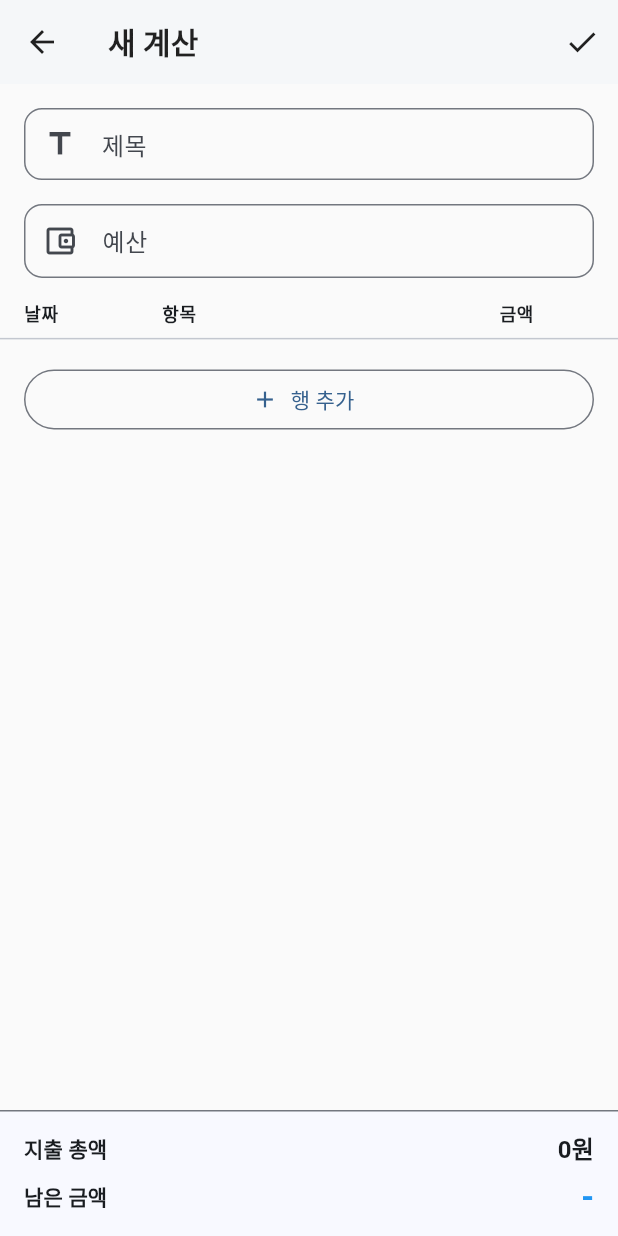
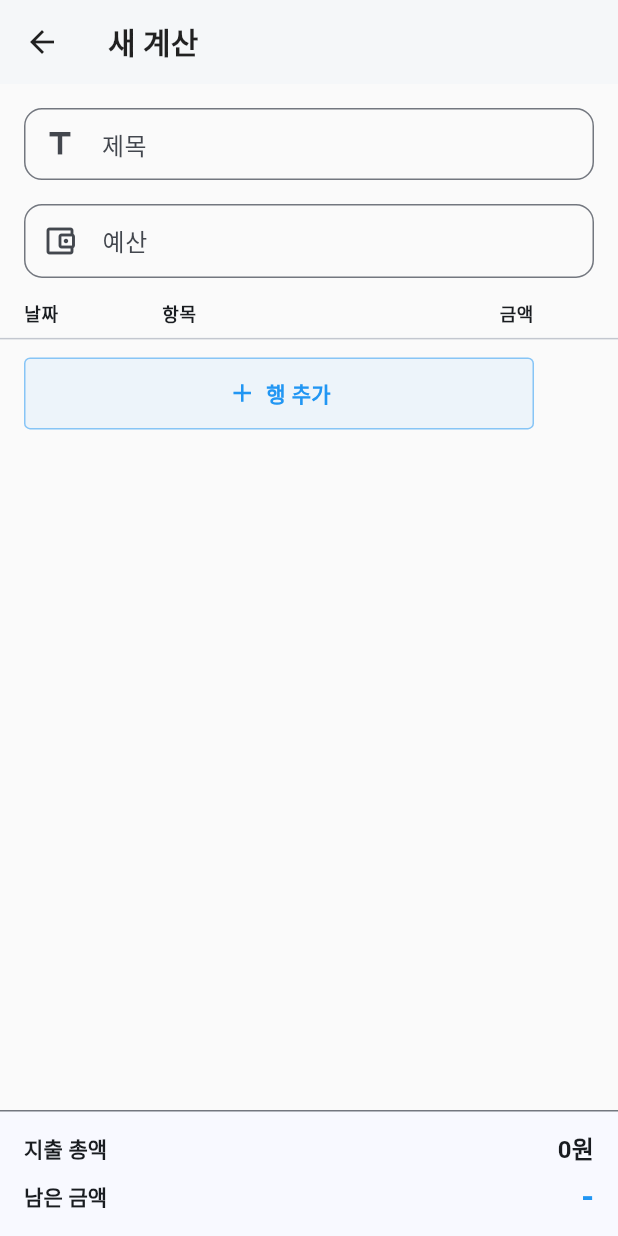
Before and after one commit to mikyeong-Jeong/my_flutter_diary_app, a Flutter app: the CalculatorSheetScreen screen opened by its route, after a tap on the "remove circle outline" icon, on a phone screen of 412 x 824 dp. Run offline on Flutter 3.47's test engine with Material 3 defaults, Android fonts, the phone set to English and light mode, and no system bars; our stand-ins replace permission_handler, share_plus, shared_preferences, table_calendar; missing offline and left inert: dart:html, file_selector, home_widget; accounts and stored records are empty.

Commit message:
계산기: 자동 저장, 백업 포함, 행 추가 버튼 개선
- 계산 작성 화면을 자동 저장으로 변경 (입력할 때마다 저장, 저장 버튼 제거)
  - 아무것도 입력하지 않은 새 계산은 목록에 만들지 않음
  - 내용을 모두 지우고 나가면 목록에서 제거
- 백업 파일에 계산기 데이터(calculatorSheets) 포함 및 복원
  - 계산기 기능 이전 백업으로 복원 시 기존 계산기 데이터는 유지
- 행 추가 버튼을 마지막 줄 바로 아래 표의 빈 줄 형태로 변경,
  누르면 새 줄의 항목 입력칸으로 커서 이동
- 자동 저장/행 추가/백업 테스트 추가

Co-Authored-By: Claude Opus 5.5 <noreply@anthropic.com>
Claude-Session: https://claude.ai/code/session_01WmPTK5UNxC4Xaw5FtsfPyq

```diff
--- a/lib/features/calculator/presentation/screens/calculator_sheet_screen.dart
+++ b/lib/features/calculator/presentation/screens/calculator_sheet_screen.dart
@@ -11,7 +11,7 @@ import '../../../../core/providers/calculator_provider.dart';
 ///
 /// 상단에 제목과 예산을 입력하고, 한 줄에 날짜·항목·금액(지출)을 입력합니다.
 /// 행을 추가/삭제할 수 있고 하단에 지출 총액과 남은 금액(예산 - 지출)이 고정 표시됩니다.
-/// 우측 상단 저장 버튼을 눌러야 저장됩니다. (할 일/메모 작성 화면과 동일)
+/// 입력 내용은 바뀔 때마다 자동 저장됩니다. (아무것도 입력하지 않은 새 계산은 저장하지 않음)
 class CalculatorSheetScreen extends StatefulWidget {
   const CalculatorSheetScreen({super.key, this.sheet});
 
@@ -27,7 +27,8 @@ class _CalculatorSheetScreenState extends State<CalculatorSheetScreen> {
 
   late CalculatorSheet _sheet;
   late List<CalculatorRow> _rows;
-  late bool _isEditing;
+  /// 화면을 닫을 때(dispose)도 사용하기 위해 보관
+  late final CalculatorProvider _provider;
   late final TextEditingController _titleController;
   late final TextEditingController _budgetController;
 
@@ -38,12 +39,15 @@ class _CalculatorSheetScreenState extends State<CalculatorSheetScreen> {
   final Map<String, TextEditingController> _itemControllers = {};
   final Map<String, TextEditingController> _amountControllers = {};
 
+  /// 줄별 항목 입력칸 포커스 (행 추가 시 새 줄로 바로 이동)
+  final Map<String, FocusNode> _itemFocusNodes = {};
+
   @override
   void initState() {
     super.initState();
     _sheet = widget.sheet ?? CalculatorSheet();
     // 이미 저장된 계산인지로 수정 여부 판단
-    _isEditing = context.read<CalculatorProvider>().contains(_sheet.id);
+    _provider = context.read<CalculatorProvider>();
     _titleController = TextEditingController(text: _sheet.title);
     _budget = _sheet.budget;
     _budgetController = TextEditingController(
@@ -55,10 +59,20 @@ class _CalculatorSheetScreenState extends State<CalculatorSheetScreen> {
 
   @override
   void dispose() {
+    // 내용을 모두 지우고 나가면 빈 계산이 목록에 남지 않도록 삭제
+    // (dispose 중에는 위젯 트리가 잠겨 있으므로 목록 갱신은 다음 마이크로태스크에서)
+    if (_isEmpty(_currentSheet()) && _provider.contains(_sheet.id)) {
+      final provider = _provider;
+      final id = _sheet.id;
+      Future.microtask(() => provider.deleteSheet(id));
+    }
     _titleController.dispose();
     _budgetController.dispose();
     for (final controller in [..._itemControllers.values, ..._amountControllers.values]) {
       controller.dispose();
+    }
+    for (final focusNode in _itemFocusNodes.values) {
+      focusNode.dispose();
     }
     super.dispose();
   }
@@ -74,16 +88,24 @@ class _CalculatorSheetScreenState extends State<CalculatorSheetScreen> {
     setState(() {
       _rows = [for (final r in _rows) r.id == row.id ? row : r];
     });
+    _autoSave();
   }
 
   void _addRow() {
-    setState(() => _rows = [..._rows, _newRow()]);
+    final row = _newRow();
+    setState(() => _rows = [..._rows, row]);
+    // 새 줄의 항목 입력칸으로 커서 이동 (포커스되면 화면에 보이도록 자동 스크롤)
+    WidgetsBinding.instance.addPostFrameCallback((_) {
+      if (mounted) _itemFocusNodes[row.id]?.requestFocus();
+    });
   }
 
   void _deleteRow(CalculatorRow row) {
     _itemControllers.remove(row.id)?.dispose();
     _amountControllers.remove(row.id)?.dispose();
+    _itemFocusNodes.remove(row.id)?.dispose();
     setState(() => _rows = _rows.where((r) => r.id != row.id).toList());
+    _autoSave();
   }
 
   Future<void> _selectDate(CalculatorRow row) async {
@@ -98,23 +120,27 @@ class _CalculatorSheetScreenState extends State<CalculatorSheetScreen> {
     }
   }
 
-  /// 저장
-  Future<void> _save() async {
-    final title = _titleController.text.trim();
-    // 항목도 금액도 없는 빈 줄은 저장하지 않음
-    final rows = _rows.where((r) => r.item.trim().isNotEmpty || r.amount != 0).toList();
+  /// 저장할 계산 데이터 (항목도 금액도 없는 빈 줄은 제외)
+  CalculatorSheet _currentSheet() {
+    return _sheet.copyWith(
+      title: _titleController.text.trim(),
+      budget: _budget,
+      rows: _rows.where((r) => r.item.trim().isNotEmpty || r.amount != 0).toList(),
+      updatedAt: DateTime.now(),
+    );
+  }
 
-    if (title.isEmpty && rows.isEmpty && _budget == 0) {
-      ScaffoldMessenger.of(context).showSnackBar(
-        const SnackBar(content: Text('제목이나 내용을 입력해주세요'), backgroundColor: Colors.orange),
-      );
-      return;
-    }
+  /// 제목·예산·내용이 모두 비어 있는지 여부
+  bool _isEmpty(CalculatorSheet sheet) =>
+      sheet.title.isEmpty && sheet.budget == 0 && sheet.rows.isEmpty;
 
-    await context.read<CalculatorProvider>().saveSheet(
-          _sheet.copyWith(title: title, budget: _budget, rows: rows, updatedAt: DateTime.now()),
-        );
-    if (mounted) Navigator.pop(context);
+  /// 자동 저장 (입력이 바뀔 때마다 호출)
+  ///
+  /// 아무것도 입력하지 않은 새 계산은 목록에 만들지 않습니다.
+  void _autoSave() {
+    final sheet = _currentSheet();
+    if (_isEmpty(sheet) && !_provider.contains(sheet.id)) return;
+    _provider.saveSheet(sheet);
   }
 
   /// 삭제
@@ -158,14 +184,16 @@ class _CalculatorSheetScreenState extends State<CalculatorSheetScreen> {
   Widget build(BuildContext context) {
     final total = CalculatorRow.totalOf(_rows);
     final remaining = _budget - total;
+    // 자동 저장으로 목록에 생기면 삭제 버튼 표시
+    final isSaved = context.watch<CalculatorProvider>().contains(_sheet.id);
 
     return Scaffold(
       appBar: AppBar(
-        title: Text(_isEditing ? '계산 수정' : '새 계산'),
+        // 입력 내용은 자동 저장되므로 별도 저장 버튼 없음
+        title: Text(isSaved ? '계산 수정' : '새 계산'),
         actions: [
-          if (_isEditing)
+          if (isSaved)
             IconButton(icon: const Icon(Icons.delete), tooltip: '삭제', onPressed: _delete),
-          IconButton(icon: const Icon(Icons.check), tooltip: '저장', onPressed: _save),
         ],
       ),
       body: Column(
@@ -181,6 +209,7 @@ class _CalculatorSheetScreenState extends State<CalculatorSheetScreen> {
                   padding: const EdgeInsets.fromLTRB(16, 16, 16, 8),
                   child: TextField(
                     controller: _titleController,
+                    onChanged: (_) => _autoSave(),
                     decoration: InputDecoration(
                       hintText: '제목',
                       prefixIcon: const Icon(Icons.title),
@@ -207,6 +236,7 @@ class _CalculatorSheetScreenState extends State<CalculatorSheetScreen> {
                     ),
                     onChanged: (value) {
                       setState(() => _budget = int.tryParse(value.replaceAll(',', '')) ?? 0);
+                      _autoSave();
                     },
                   ),
                 ),
@@ -238,12 +268,8 @@ class _CalculatorSheetScreenState extends State<CalculatorSheetScreen> {
                     crossAxisAlignment: CrossAxisAlignment.stretch,
                     children: [
                       for (final row in _rows) _buildRow(context, row),
-                      const SizedBox(height: 8),
-                      OutlinedButton.icon(
-                        onPressed: _addRow,
-                        icon: const Icon(Icons.add),
-                        label: const Text('행 추가'),
-                      ),
+                      // 마지막 줄 바로 아래, 표의 빈 줄처럼 보이는 행 추가 버튼
+                      _buildAddRowButton(context),
                     ],
                   ),
                 ),
@@ -318,6 +344,41 @@ class _CalculatorSheetScreenState extends State<CalculatorSheetScreen> {
     );
   }
 
+  /// 행 추가 버튼: 입력 줄과 같은 높이/폭의 빈 줄 형태
+  Widget _buildAddRowButton(BuildContext context) {
+    final color = Theme.of(context).primaryColor;
+    return Padding(
+      padding: const EdgeInsets.only(top: 4, right: 40),
+      child: Material(
+        color: color.withOpacity(0.06),
+        borderRadius: BorderRadius.circular(4),
+        child: InkWell(
+          key: const Key('calculator_add_row'),
+          onTap: _addRow,
+          borderRadius: BorderRadius.circular(4),
+          child: Container(
+            height: 48,
+            decoration: BoxDecoration(
+              borderRadius: BorderRadius.circular(4),
+              border: Border.all(color: color.withOpacity(0.5)),
+            ),
+            child: Row(
+              mainAxisAlignment: MainAxisAlignment.center,
+              children: [
+                Icon(Icons.add, size: 20, color: color),
+                const SizedBox(width: 6),
+                Text(
+                  '행 추가',
+                  style: TextStyle(color: color, fontWeight: FontWeight.w600),
+                ),
+              ],
+            ),
+          ),
+        ),
+      ),
+    );
+  }
+
   TextStyle? _headerStyle(BuildContext context) {
     return Theme.of(context).textTheme.bodySmall?.copyWith(fontWeight: FontWeight.bold);
   }
@@ -349,6 +410,8 @@ class _CalculatorSheetScreenState extends State<CalculatorSheetScreen> {
           Expanded(
             child: TextField(
               controller: _itemController(row),
+              focusNode: _itemFocusNodes.putIfAbsent(row.id, () => FocusNode()),
+              textInputAction: TextInputAction.next,
               decoration: const InputDecoration(
                 hintText: '항목',
                 isDense: true,
```
Also changed, not shown: lib/core/services/calculator_storage.dart (+14 -0 lines), lib/core/services/storage_service_mobile.dart (+8 -0 lines), lib/core/services/storage_service_web.dart (+8 -0 lines), lib/features/settings/presentation/screens/settings_screen.dart (+7 -0 lines), 3 other files.
